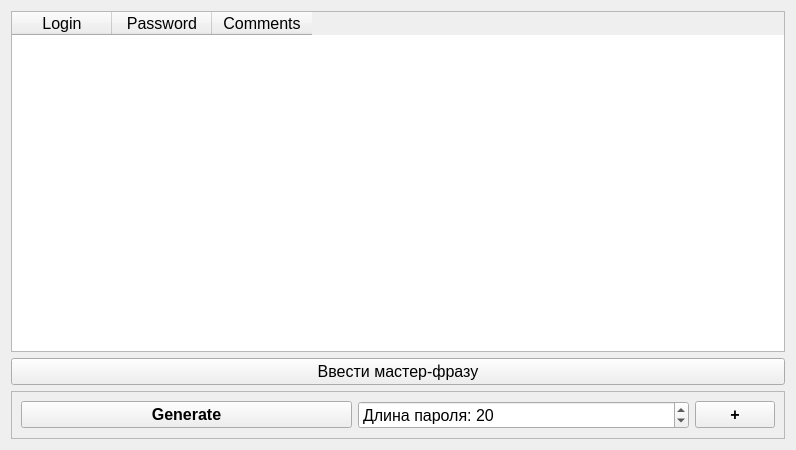
nawww83/AllPass, file widget.ui: the form before one commit.
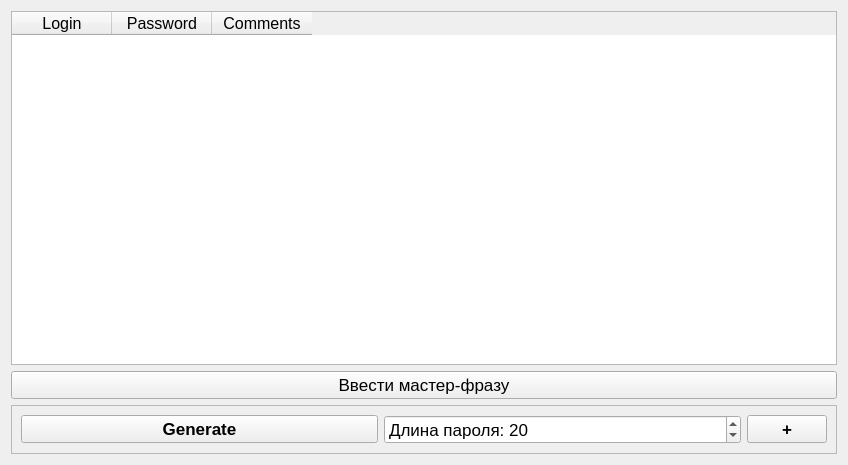
The form after the commit.

Commit message: add promt before quit; rework 'restore' button: icon, loading speedup

```diff
--- a/widget.ui
+++ b/widget.ui
@@ -6,8 +6,8 @@
    <rect>
     <x>0</x>
     <y>0</y>
-    <width>796</width>
-    <height>450</height>
+    <width>848</width>
+    <height>465</height>
    </rect>
   </property>
   <property name="windowTitle">
@@ -50,7 +50,7 @@
       <widget class="QPushButton" name="btn_input_master_phrase">
        <property name="font">
         <font>
-         <pointsize>12</pointsize>
+         <pointsize>13</pointsize>
         </font>
        </property>
        <property name="contextMenuPolicy">
@@ -74,7 +74,7 @@
          <widget class="QPushButton" name="btn_generate">
           <property name="font">
            <font>
-            <pointsize>12</pointsize>
+            <pointsize>13</pointsize>
             <bold>true</bold>
            </font>
           </property>
@@ -87,7 +87,7 @@
          <widget class="QSpinBox" name="spbx_pass_len">
           <property name="font">
            <font>
-            <pointsize>12</pointsize>
+            <pointsize>13</pointsize>
            </font>
           </property>
           <property name="suffix">
@@ -120,7 +120,7 @@
           </property>
           <property name="font">
            <font>
-            <pointsize>12</pointsize>
+            <pointsize>13</pointsize>
             <bold>true</bold>
            </font>
           </property>
```
The commit also changes 6 other files.
